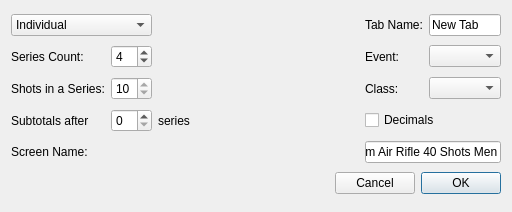
ymeramees/protokollitaja, file protokollitaja/protokollitaja/newtabdialog.ui: the form before one commit.
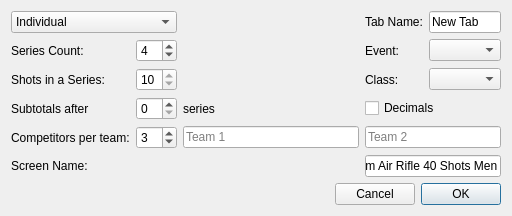
The form after the commit.

What changed in the file:
```diff
--- a/protokollitaja/protokollitaja/newtabdialog.ui
+++ b/protokollitaja/protokollitaja/newtabdialog.ui
@@ -198,14 +198,57 @@
      </property>
     </widget>
    </item>
-   <item row="4" column="0" colspan="3">
+   <item row="4" column="0">
+    <widget class="QLabel" name="paarideSilt">
+     <property name="text">
+      <string>Competitors per team:</string>
+     </property>
+    </widget>
+   </item>
+   <item row="4" column="1">
+    <widget class="QSpinBox" name="paarideArv">
+     <property name="toolTip">
+      <string>Number of competitors in each team of the duel match</string>
+     </property>
+     <property name="minimum">
+      <number>1</number>
+     </property>
+     <property name="maximum">
+      <number>30</number>
+     </property>
+     <property name="value">
+      <number>3</number>
+     </property>
+    </widget>
+   </item>
+   <item row="4" column="2">
+    <widget class="QLineEdit" name="esimeneVoistkond">
+     <property name="toolTip">
+      <string>Name of the first team of the duel match</string>
+     </property>
+     <property name="placeholderText">
+      <string>Team 1</string>
+     </property>
+    </widget>
+   </item>
+   <item row="4" column="3" colspan="2">
+    <widget class="QLineEdit" name="teineVoistkond">
+     <property name="toolTip">
+      <string>Name of the second team of the duel match</string>
+     </property>
+     <property name="placeholderText">
+      <string>Team 2</string>
+     </property>
+    </widget>
+   </item>
+   <item row="5" column="0" colspan="3">
     <widget class="QLabel" name="label_2">
      <property name="text">
       <string>Screen Name:</string>
      </property>
     </widget>
    </item>
-   <item row="4" column="3" colspan="2">
+   <item row="5" column="3" colspan="2">
     <widget class="QLineEdit" name="nimiTulAknas">
      <property name="toolTip">
       <string>Title that is shown on spectator's screen</string>
@@ -215,7 +258,7 @@
      </property>
     </widget>
    </item>
-   <item row="5" column="0" colspan="5">
+   <item row="6" column="0" colspan="5">
     <layout class="QHBoxLayout" name="horizontalLayout">
      <item>
       <spacer name="horizontalSpacer">
```
Left out of the diff: 5 changed lines with no effect on the pictures.
